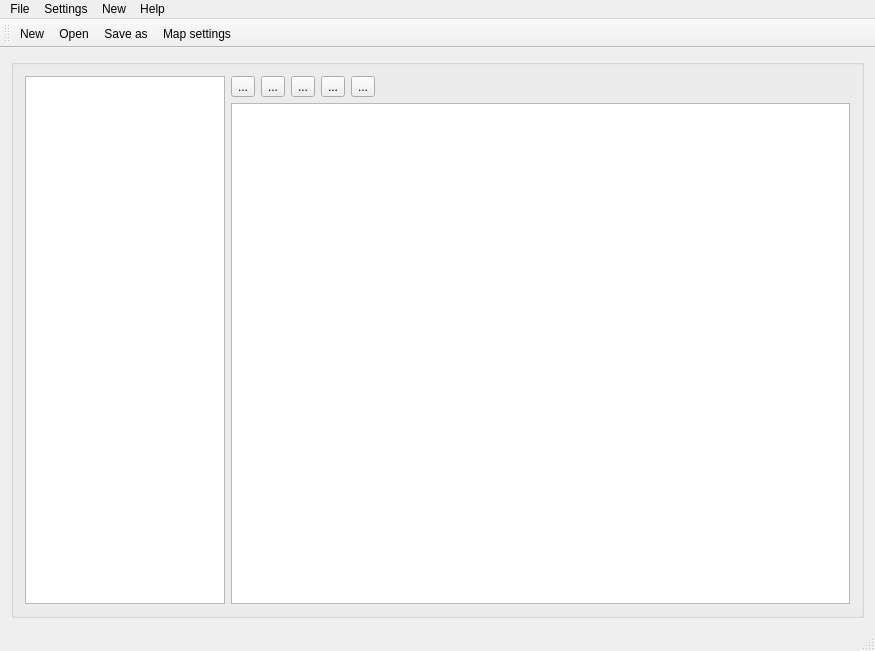
QMapfileEditor/QMapfileEditor, file mainwindow.ui: the form before one commit.
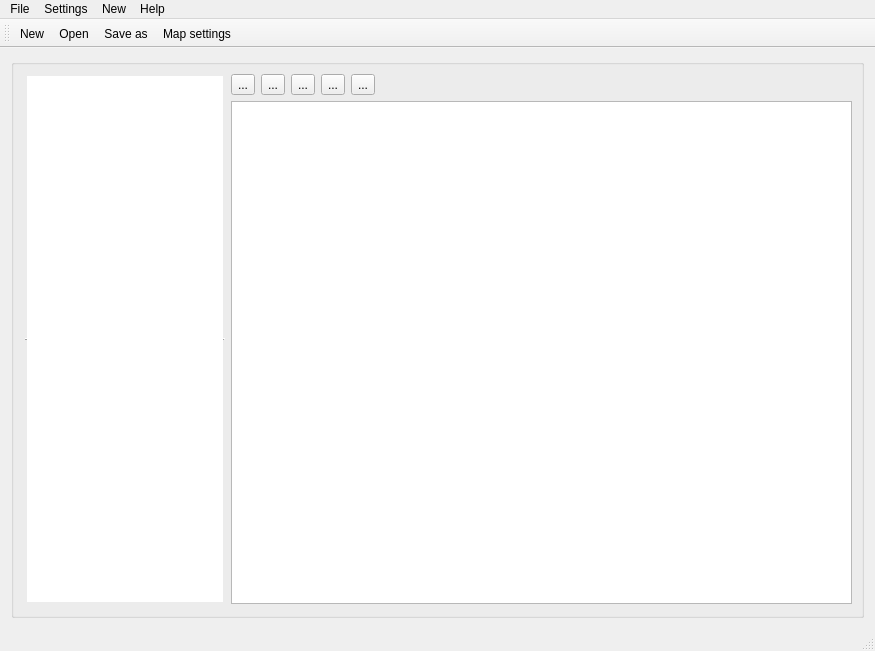
The form after the commit. Icons and pictures are not drawn.

Commit message: improve toolbar size (height)

```diff
--- a/mainwindow.ui
+++ b/mainwindow.ui
@@ -62,12 +62,21 @@
         <height>0</height>
        </size>
       </property>
+      <property name="alignment">
+       <set>Qt::AlignLeading|Qt::AlignLeft|Qt::AlignVCenter</set>
+      </property>
       <property name="flat">
        <bool>false</bool>
       </property>
       <layout class="QGridLayout" name="gridLayout">
        <property name="sizeConstraint">
-        <enum>QLayout::SetNoConstraint</enum>
+        <enum>QLayout::SetMinAndMaxSize</enum>
+       </property>
+       <property name="topMargin">
+        <number>9</number>
+       </property>
+       <property name="rightMargin">
+        <number>9</number>
        </property>
        <item row="0" column="1">
         <layout class="QVBoxLayout" name="verticalLayout">
@@ -191,10 +200,13 @@
           </size>
          </property>
          <property name="frameShape">
-          <enum>QFrame::StyledPanel</enum>
+          <enum>QFrame::HLine</enum>
          </property>
          <property name="frameShadow">
-          <enum>QFrame::Sunken</enum>
+          <enum>QFrame::Raised</enum>
+         </property>
+         <property name="horizontalScrollBarPolicy">
+          <enum>Qt::ScrollBarAsNeeded</enum>
          </property>
          <property name="editTriggers">
           <set>QAbstractItemView::CurrentChanged|QAbstractItemView::DoubleClicked|QAbstractItemView::EditKeyPressed</set>
```
Left out of the diff: 6 changed lines with no effect on the pictures.
